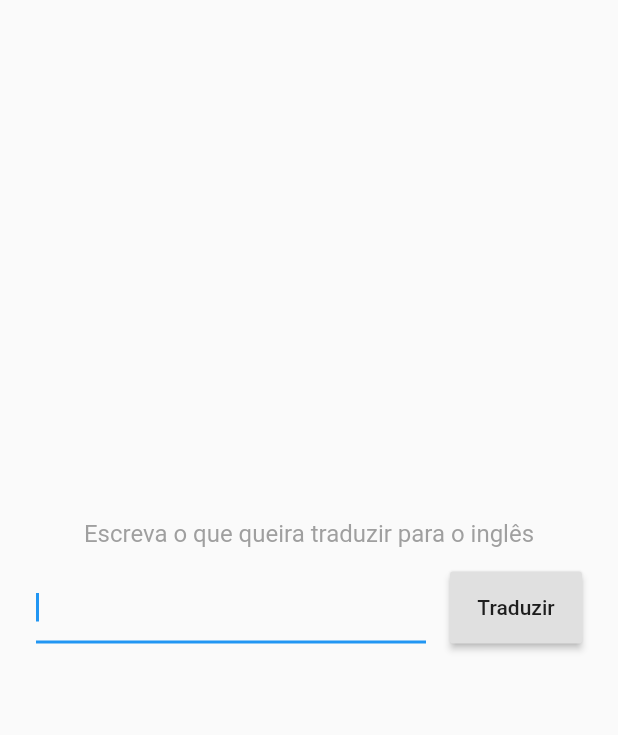
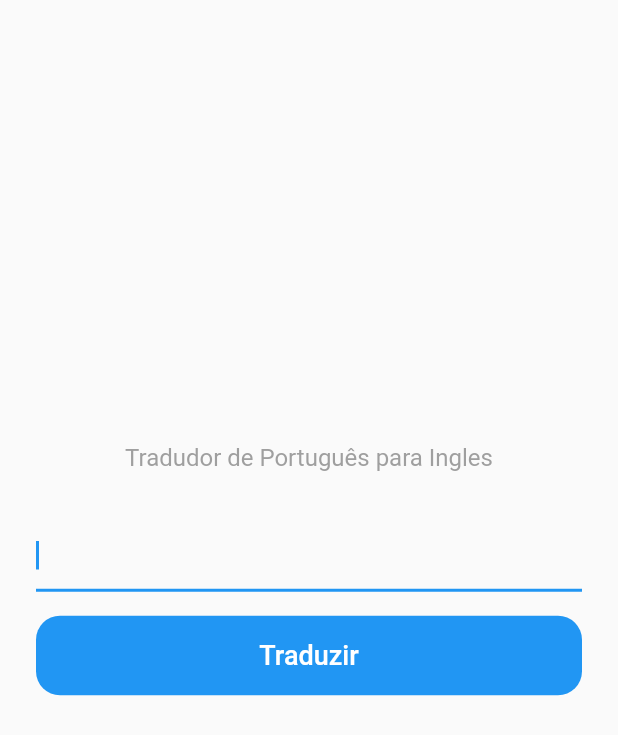
Before and after one commit to Paitomax/mobx_translator, a Flutter app: the screen it shows after launch, on a phone screen of 412 x 824 dp. Shown: the top 735 px of the screen. Run offline on Flutter 3.47's test engine with Material 2 defaults, Android fonts, the phone set to English and light mode, and no system bars; our stand-ins replace flutter_mobx, mobx; missing offline and left inert: translator; generated files the repository leaves out were written again.

Commit message:
style changed | error handle

```diff
--- a/lib/lib/home/home_page.dart
+++ b/lib/lib/home/home_page.dart
@@ -1,3 +1,4 @@
+import 'package:flutter/cupertino.dart';
 import 'package:flutter/material.dart';
 import 'package:flutter_mobx/flutter_mobx.dart';
 import 'package:mobx/mobx.dart';
@@ -21,40 +22,19 @@ class _HomePageState extends State<HomePage> {
           mainAxisAlignment: MainAxisAlignment.center,
           children: <Widget>[
             _buildDescription(),
-            SizedBox(height: 16),
+            SizedBox(height: 32),
             Observer(
               builder: (context) {
-                return Row(
+                return Column(
                   children: <Widget>[
-                    Expanded(
-                      child: TextField(
-                        controller: _controller,
-                        keyboardType: TextInputType.text,
-                        maxLines: 10,
-                        minLines: 1,
-                        autofocus: true,
-                      ),
-                    ),
-                    SizedBox(width: 16),
-                    RaisedButton(
-                      padding: EdgeInsets.symmetric(vertical: 16),
-                      child: !_homeController.loading
-                          ? Text("Traduzir")
-                          : SizedBox(
-                              height: 23,
-                              width: 23,
-                              child: CircularProgressIndicator()),
-                      onPressed: _homeController.loading
-                          ? null
-                          : () {
-                              _homeController.translate(_controller.text);
-                            },
-                    ),
+                    _buildTextField(),
+                    SizedBox(height: 16),
+                    _buildButton(),
                   ],
                 );
               },
             ),
-            SizedBox(height: 16),
+            SizedBox(height: 32),
             Observer(
               builder: (context) {
                 return Text(
@@ -71,9 +51,44 @@ class _HomePageState extends State<HomePage> {
     );
   }
 
+  Widget _buildTextField() {
+    return TextField(
+      controller: _controller,
+      keyboardType: TextInputType.text,
+      maxLines: 10,
+      minLines: 1,
+      autofocus: true,
+    );
+  }
+
+  Widget _buildButton() {
+    return Container(
+      width: double.infinity,
+      child: FlatButton(
+        color: Colors.blue,
+        shape: RoundedRectangleBorder(
+            borderRadius: BorderRadius.all(Radius.circular(16))),
+        padding: EdgeInsets.symmetric(vertical: 16),
+        child: !_homeController.loading
+            ? Text(
+                "Traduzir",
+                style: TextStyle(color: Colors.white, fontSize: 18),
+              )
+            : SizedBox(
+                height: 23, width: 23, child: CircularProgressIndicator()),
+        onPressed: _homeController.loading
+            ? null
+            : () {
+                if (_controller.text.isNotEmpty && _controller.text != null)
+                  _homeController.translate(_controller.text);
+              },
+      ),
+    );
+  }
+
   Widget _buildDescription() {
     return Text(
-      "Escreva o que queira traduzir para o inglês ",
+      "Tradudor de Português para Ingles",
       textAlign: TextAlign.center,
       style: TextStyle(
         fontSize: 16,
```
